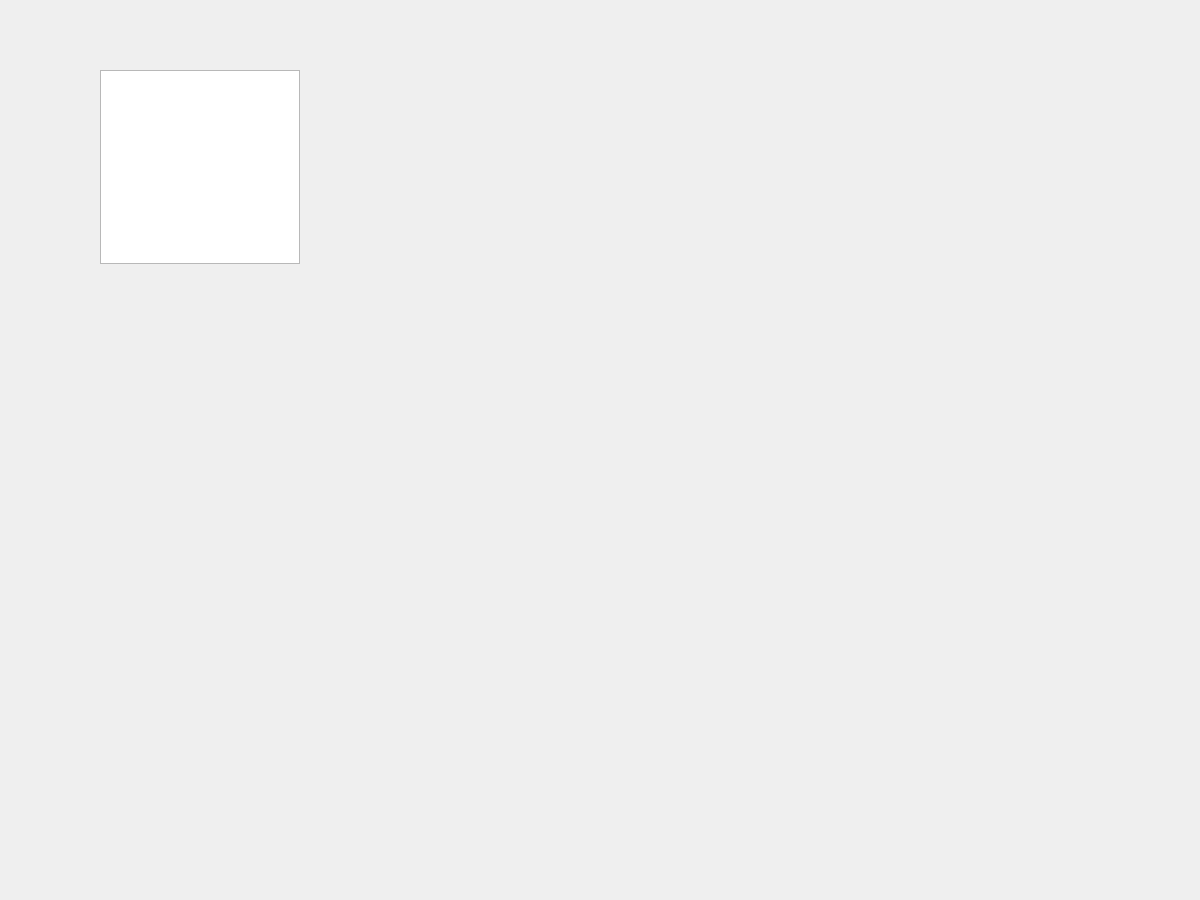
Old version of the form ui/mainwindow.ui in the repository adaiasreis/Projeto-MatCon.
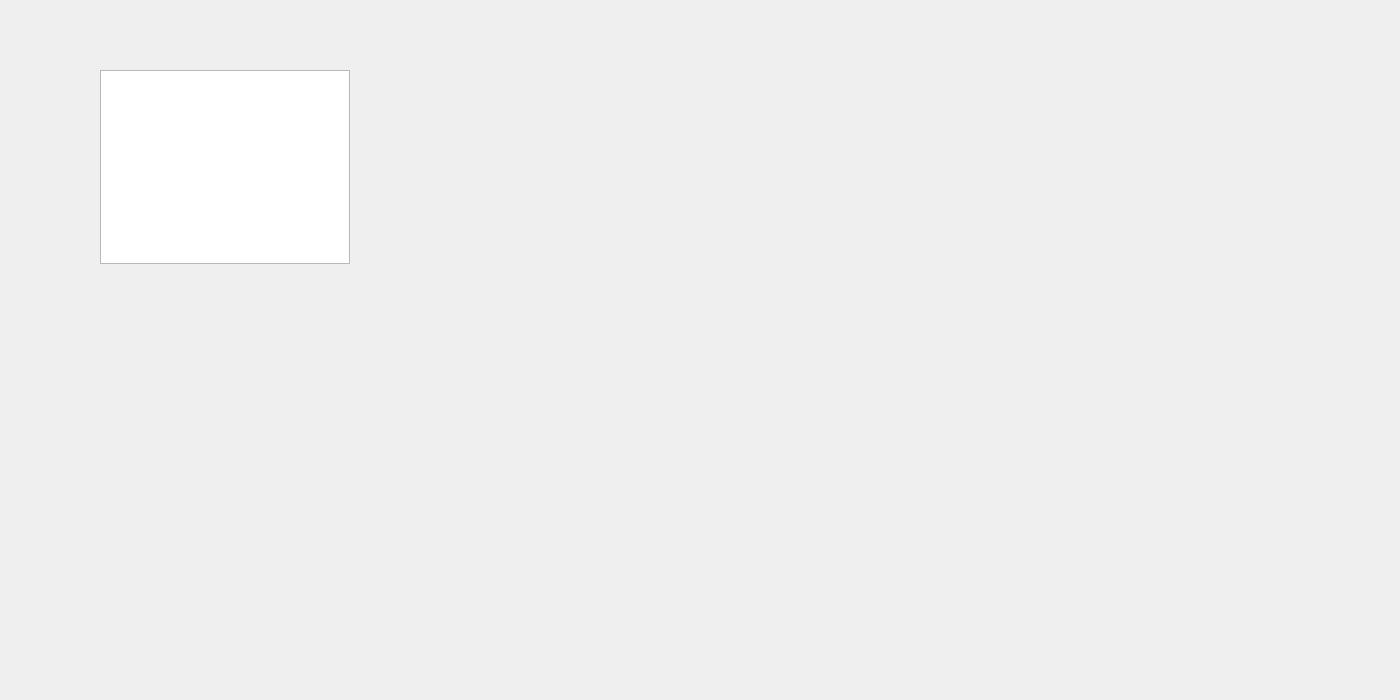
New version of the form.

Commit message: Itens customizados para lista da janela principal

Patch:
```diff
--- a/ui/mainwindow.ui
+++ b/ui/mainwindow.ui
@@ -6,14 +6,14 @@
    <rect>
     <x>0</x>
     <y>0</y>
-    <width>1200</width>
-    <height>900</height>
+    <width>1400</width>
+    <height>700</height>
    </rect>
   </property>
   <property name="minimumSize">
    <size>
-    <width>1200</width>
-    <height>900</height>
+    <width>0</width>
+    <height>0</height>
    </size>
   </property>
   <property name="windowTitle">
@@ -33,7 +33,7 @@
      <widget class="QListWidget" name="listWidget">
       <property name="minimumSize">
        <size>
-        <width>200</width>
+        <width>250</width>
         <height>0</height>
        </size>
       </property>
```
The commit also changes 1 other file.
